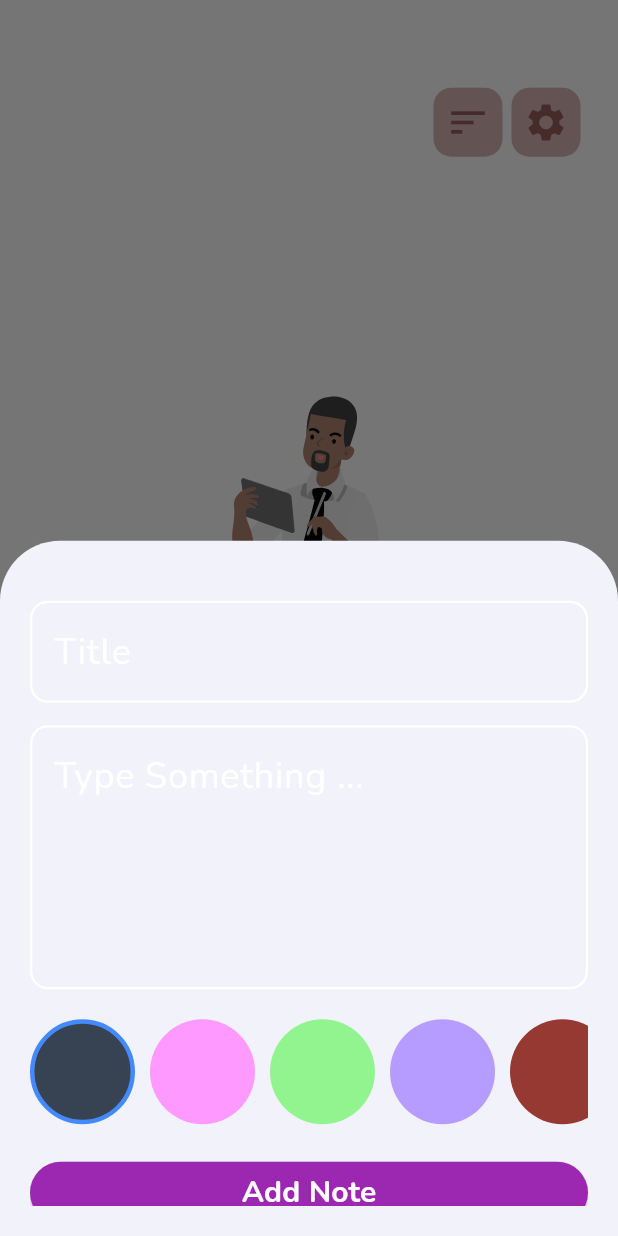
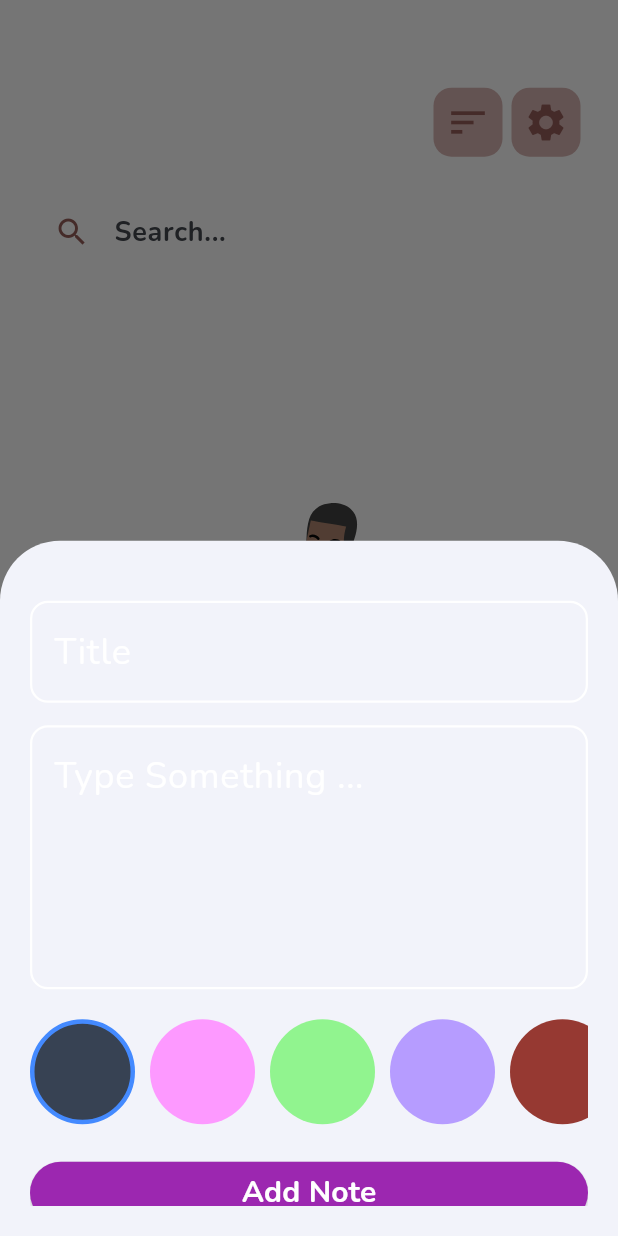
Before and after one commit to S-Mistarihi/note_app, a Flutter app: the HomeScreen screen opened directly, after a tap on the "add" icon, on a phone screen of 412 x 824 dp. Run offline on Flutter 3.47's test engine with Material 3 defaults, Android fonts, the phone set to English and light mode, and no system bars; our stand-ins replace google_fonts, hive, hive_flutter, lottie, shared_preferences, sizer; accounts and stored records are empty.

Commit message:
feat: build SearchBar

```diff
--- /dev/null
+++ b/lib/core/managers/search_manager.dart
@@ -0,0 +1,22 @@
+import 'package:note_app/models/note_model.dart';
+
+class SearchManager {
+  SearchManager._();
+
+  static final SearchManager instance = SearchManager._();
+
+  List<NoteModel> search({
+    required List<NoteModel> notes,
+    required String query,
+  }) {
+    if (query.trim().isEmpty) {
+      return notes;
+    }
+
+    final text = query.trim().toLowerCase();
+
+    return notes.where((note) {
+      return note.title.toLowerCase().contains(text);
+    }).toList();
+  }
+}
--- a/lib/screens/home/home_screen.dart
+++ b/lib/screens/home/home_screen.dart
@@ -1,19 +1,21 @@
 import 'package:flutter/material.dart';
 import 'package:hive_flutter/hive_flutter.dart';
-import 'package:note_app/core/constants/app_color.dart';
-import 'package:note_app/core/enum/sort_type.dart';
-import 'package:note_app/screens/add_note_sheet/add_note_bottom_sheet_screen.dart';
-import 'package:note_app/screens/home/widget/build_body_with_data.dart';
-import 'package:note_app/screens/home/widget/build_body_without_data.dart';
-import 'package:note_app/screens/home/widget/build_header.dart';
-import 'package:note_app/screens/home/widget/section_header.dart';
 import 'package:sizer/sizer.dart';
 
+import '../../core/constants/app_color.dart';
 import '../../core/constants/hive_boxes.dart';
+import '../../core/enum/sort_type.dart';
 import '../../core/managers/hive_manager.dart';
-import '../../core/managers/sort_manager.dart';
 import '../../models/note_model.dart';
+
 import '../../utils/note_shorter.dart';
+import '../add_note_sheet/add_note_bottom_sheet_screen.dart';
+
+import 'widget/build_body_with_data.dart';
+import 'widget/build_body_without_data.dart';
+import 'widget/build_header.dart';
+import 'widget/search_box.dart';
+import 'widget/section_header.dart';
 
 class HomeScreen extends StatefulWidget {
   const HomeScreen({super.key});
@@ -23,31 +25,46 @@ class HomeScreen extends StatefulWidget {
 }
 
 class _HomeScreenState extends State<HomeScreen> {
-  late SortType _sortType;
+  final TextEditingController _searchController = TextEditingController();
+
+  SortType _sortType = SortType.newest;
 
   @override
-  void initState() {
-    super.initState();
-    _sortType = SortManager.instance.getSort();
+  void dispose() {
+    _searchController.dispose();
+
+    super.dispose();
+  }
+
+  List<NoteModel> _searchNotes(List<NoteModel> notes) {
+    final query = _searchController.text.trim().toLowerCase();
+
+    if (query.isEmpty) {
+      return notes;
+    }
+
+    return notes.where((note) {
+      return note.title.toLowerCase().contains(query);
+    }).toList();
   }
 
   @override
   Widget build(BuildContext context) {
     return Scaffold(
       body: Padding(
-        padding: const EdgeInsets.symmetric(horizontal: 24.0),
+        padding: EdgeInsets.symmetric(horizontal: 24),
         child: Column(
           children: [
             SizedBox(height: 6.h),
             BuildHeader(
               currentSort: _sortType,
-              onSortSelected: (sortType) async {
-                await SortManager.instance.saveSort(sortType);
+              onSortSelected: (value) {
                 setState(() {
-                  _sortType = sortType;
+                  _sortType = value;
                 });
               },
             ),
+            SizedBox(height: 12),
             Expanded(
               child: ValueListenableBuilder(
                 valueListenable: HiveManager.instance
@@ -55,59 +72,63 @@ class _HomeScreenState extends State<HomeScreen> {
                     .listenable(),
 
                 builder: (context, box, child) {
-                  final notes = box.values.cast<NoteModel>().toList();
+                  final allNotes = box.values.cast<NoteModel>().toList();
+                  final searchedNotes = _searchNotes(allNotes);
+                  final sortedNotes = NoteSorter.sort(searchedNotes, _sortType);
 
-                  if (notes.isEmpty) {
-                    return const BuildBodyWithoutData();
-                  }
-
-                  final pinnedNotes = notes
+                  final pinnedNotes = sortedNotes
                       .where((note) => note.isPinned)
                       .toList();
 
-                  final otherNotes = notes
+                  final otherNotes = sortedNotes
                       .where((note) => !note.isPinned)
                       .toList();
 
-                  NoteSorter.sort(pinnedNotes, _sortType);
-                  NoteSorter.sort(otherNotes, _sortType);
-
-                  return ListView(
-                    padding: const EdgeInsets.symmetric(vertical: 10),
+                  return Column(
                     children: [
-                      /// Pinned Notes
-                      /// ===========================
+                      SearchBox(
+                        controller: _searchController,
+                        onChanged: (_) {
+                          setState(() {});
+                        },
+                        onClear: () {
+                          _searchController.clear();
+                          setState(() {});
+                        },
+                      ),
+                      //SizedBox(height: 20),
+                      Expanded(
+                        child: sortedNotes.isEmpty
+                            ? BuildBodyWithoutData(
+                                isSearchEmpty:
+                                    _searchController.text.isNotEmpty,
+                              )
+                            : ListView(
+                                children: [
                                   if (pinnedNotes.isNotEmpty) ...[
-                        const Padding(
-                          padding: EdgeInsets.only(bottom: 12),
-                          child: SectionHeader(
+                                    SectionHeader(
                                       icon: Icons.push_pin,
                                       title: 'Pinned',
-                          ),
                                     ),
 
                                     ...pinnedNotes.map(
                                       (note) => BuildBodyWithData(note: note),
                                     ),
-
-                        const SizedBox(height: 20),
                                   ],
 
-                      /// Other Notes
-                      /// ===========================
                                   if (otherNotes.isNotEmpty) ...[
-                        const Padding(
-                          padding: EdgeInsets.only(bottom: 12),
-                          child: SectionHeader(
+                                    SectionHeader(
                                       icon: Icons.notes,
                                       title: 'Others',
-                          ),
                                     ),
 
                                     ...otherNotes.map(
                                       (note) => BuildBodyWithData(note: note),
                                     ),
                                   ],
+                                ],
+                              ),
+                      ),
                     ],
                   );
                 },
@@ -116,38 +137,26 @@ class _HomeScreenState extends State<HomeScreen> {
           ],
         ),
       ),
-      floatingActionButton: _buildFloatingActionButton(
+
+      floatingActionButton: FloatingActionButton(
+        backgroundColor: Colors.deepPurple,
+        foregroundColor: AppColor.basicWhite,
+        shape: const CircleBorder(),
         onPressed: () {
           showModalBottomSheet(
             context: context,
             isDismissible: true,
             enableDrag: true,
-
-            shape: RoundedRectangleBorder(
-              borderRadius: BorderRadius.only(
-                topLeft: Radius.circular(40),
-                topRight: Radius.circular(40),
-              ),
+            shape: const RoundedRectangleBorder(
+              borderRadius: BorderRadius.vertical(top: Radius.circular(40)),
             ),
             builder: (_) {
-              return AddNoteBottomSheetScreen();
+              return const AddNoteBottomSheetScreen();
             },
           );
         },
+        child: const Icon(Icons.add, size: 35),
       ),
     );
   }
-
-  FloatingActionButton _buildFloatingActionButton({
-    required void Function()? onPressed,
-  }) {
-    return FloatingActionButton(
-      onPressed: onPressed,
-      backgroundColor: Colors.deepPurple,
-      foregroundColor: AppColor.basicWhite,
-      shape: CircleBorder(),
-      elevation: 5,
-      child: Icon(Icons.add, size: 35),
-    );
 }
-}
--- a/lib/screens/home/widget/build_body_without_data.dart
+++ b/lib/screens/home/widget/build_body_without_data.dart
@@ -6,16 +6,27 @@ import '../../../core/constants/app_assets.dart';
 import '../../../core/constants/app_text_style.dart';
 
 class BuildBodyWithoutData extends StatelessWidget {
-  const BuildBodyWithoutData({super.key});
+  final bool isSearchEmpty;
+
+  const BuildBodyWithoutData({super.key, this.isSearchEmpty = false});
 
   @override
   Widget build(BuildContext context) {
     return Column(
       children: [
         SizedBox(height: 14.h),
-        Lottie.asset(AppAssets.createFirstNote),
+        if (isSearchEmpty)
+          Image.asset(AppAssets.noNoteFound)
+        else
+          Lottie.asset(AppAssets.createFirstNote),
         Text(
-          'Create your first note !',
+          isSearchEmpty ? 'No Notes Found' : 'No Notes Yet',
+          style: AppTextStyle.font20WhiteBold,
+        ),
+        Text(
+          isSearchEmpty
+              ? 'Try searching with another word'
+              : 'Create your first note',
           style: AppTextStyle.font20WhiteBold,
         ),
       ],
--- a/lib/screens/home/widget/build_header.dart
+++ b/lib/screens/home/widget/build_header.dart
@@ -22,7 +22,6 @@ class BuildHeader extends StatelessWidget {
       children: [
         Text('Note', style: AppTextStyle.font45WhiteBold),
         Spacer(),
-        SizedBox(width: 5),
         PopupMenuButton<SortType>(
           tooltip: 'Sort',
           offset: const Offset(0, 18),
--- /dev/null
+++ b/lib/screens/home/widget/search_box.dart
@@ -0,0 +1,53 @@
+import 'package:flutter/material.dart';
+
+import '../../../core/constants/app_color.dart';
+import '../../../core/constants/app_text_style.dart';
+
+class SearchBox extends StatelessWidget {
+  final TextEditingController controller;
+  final ValueChanged<String> onChanged;
+  final VoidCallback onClear;
+
+  const SearchBox({
+    super.key,
+    required this.controller,
+    required this.onChanged,
+    required this.onClear,
+  });
+
+  @override
+  Widget build(BuildContext context) {
+    return TextField(
+      controller: controller,
+      onChanged: onChanged,
+      decoration: InputDecoration(
+        hintText: 'Search...',
+        hintStyle: AppTextStyle.font18Bold,
+        prefixIcon: Icon(Icons.search, color: AppColor.iconColor,),
+        suffixIcon: ValueListenableBuilder<TextEditingValue>(
+          valueListenable: controller,
+          builder: (context, value, child) {
+            if (value.text.isEmpty) {
+              return SizedBox();
+            }
+
+            return IconButton(
+              onPressed: onClear,
+              icon: Icon(Icons.close, color: AppColor.iconColor,),
+            );
+          },
+        ),
+        border: _buildOutlineInputBorder(),
+        enabledBorder: _buildOutlineInputBorder(),
+        focusedBorder: _buildOutlineInputBorder(),
+      ),
+    );
+  }
+
+  OutlineInputBorder _buildOutlineInputBorder() {
+    return OutlineInputBorder(
+      borderRadius: BorderRadius.circular(45),
+      borderSide: BorderSide(color: Colors.white, width: 1.5),
+    );
+  }
+}
--- a/pubspec.yaml
+++ b/pubspec.yaml
@@ -69,6 +69,7 @@ flutter:
     - asset/home/
     - asset/splash/
     - asset/setting/
+    - asset/search/
   # To add assets to your application, add an assets section, like this:
   # assets:
   #   - images/a_dot_burr.jpeg
```
Also changed, not shown: lib/widgets/custom_search_bar.dart (deleted). Lines whose indentation alone changed are shown as unchanged.
